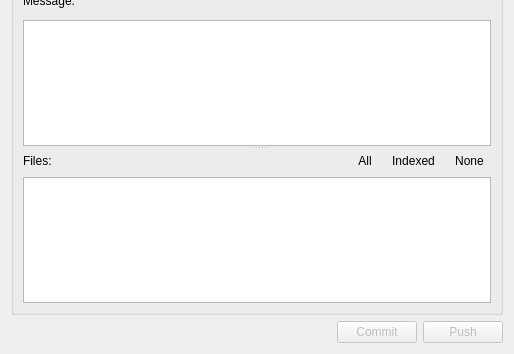
Old version of the form src/gui/dialogs/commitpushdialog.ui in the repository KDE/kommit; both pictures show x 0 to 514 and y 275 to 629 of the 514 by 629 pixel window.
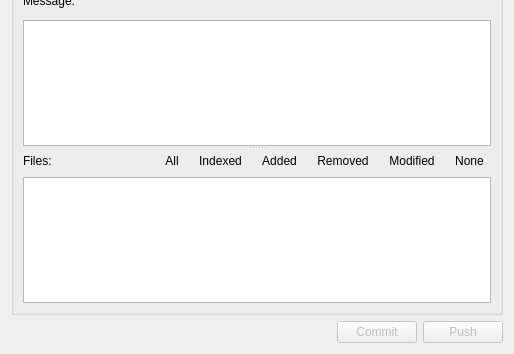
New version of the form. Custom widgets are drawn as their Qt base class.

Commit message: Add option to select added/modified/removed files while commiting

Patch:
```diff
--- a/src/gui/dialogs/commitpushdialog.ui
+++ b/src/gui/dialogs/commitpushdialog.ui
@@ -209,6 +209,36 @@
               </property>
              </widget>
             </item>
+            <item>
+             <widget class="QToolButton" name="toolButtonAddAdded">
+              <property name="text">
+               <string>Added</string>
+              </property>
+              <property name="autoRaise">
+               <bool>true</bool>
+              </property>
+             </widget>
+            </item>
+            <item>
+             <widget class="QToolButton" name="toolButtonAddRemoved">
+              <property name="text">
+               <string>Removed</string>
+              </property>
+              <property name="autoRaise">
+               <bool>true</bool>
+              </property>
+             </widget>
+            </item>
+            <item>
+             <widget class="QToolButton" name="toolButtonAddModified">
+              <property name="text">
+               <string>Modified</string>
+              </property>
+              <property name="autoRaise">
+               <bool>true</bool>
+              </property>
+             </widget>
+            </item>
             <item>
              <widget class="QToolButton" name="toolButtonAddNone">
               <property name="text">
```
The commit also changes 2 other files.
